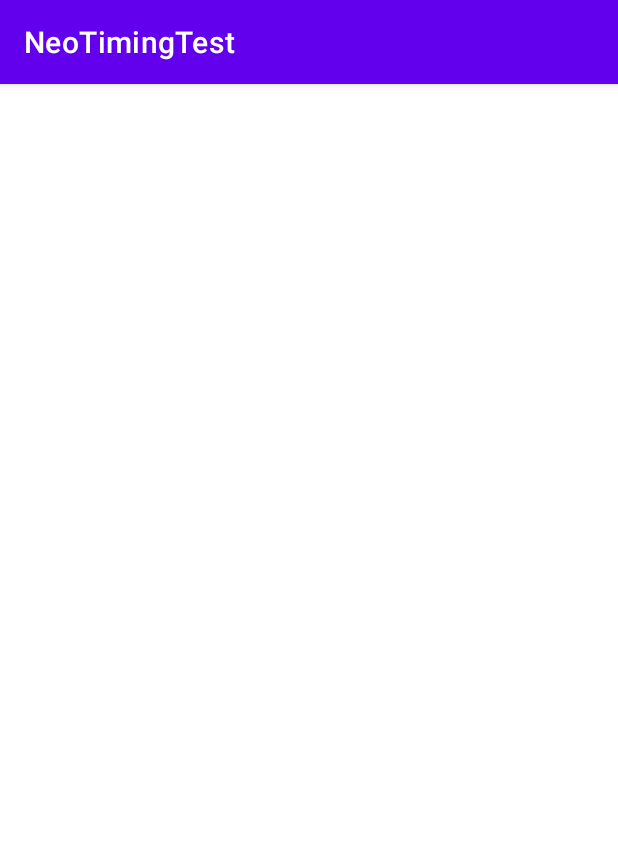
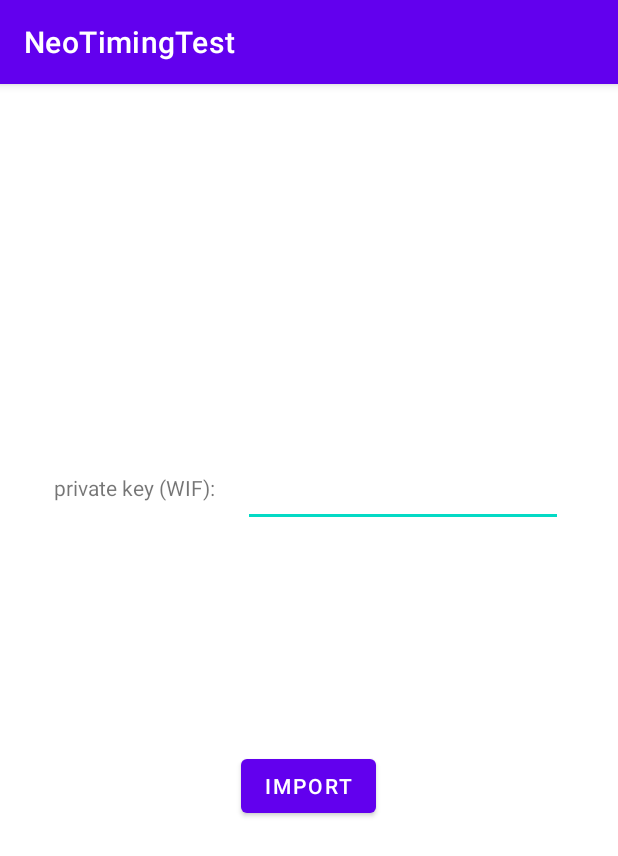
Before and after one commit to dremofly/NEO-Timing, an Android app: the activity_importWallet screen opened directly, with no data from a screen before it, on a phone screen of 412 x 824 dp. Shown: the top 856 px of the screen. Run offline under Robolectric (Android 15) with nearby library versions, the phone set to English and light mode, and no system bars.

Commit message:
添加了import wallet的界面。实现了输入的读取。还没有加入区块链的交互功能。

```diff
--- a/NeoTimingTest/app/src/main/java/com/example/neotimingtest/activity_importWallet.java
+++ b/NeoTimingTest/app/src/main/java/com/example/neotimingtest/activity_importWallet.java
@@ -6,7 +6,11 @@ import android.content.Intent;
 import android.nfc.Tag;
 import android.os.Bundle;
 import android.util.Log;
+import android.view.View;
+import android.widget.Button;
+import android.widget.EditText;
 import android.widget.TextView;
+import android.widget.Toast;
 
 import org.w3c.dom.Text;
 
@@ -17,12 +21,24 @@ public class activity_importWallet extends AppCompatActivity {
 //    public static final String K_STR = "k_str";
 //    public static final String K_TITLE = "k_titile";
 //    public static final String K_SUB_TITLE =  "k_sub_title";
-
+    private static final String TAG = "IMPORT WALLET";
     @Override
     protected void onCreate(Bundle savedInstanceState) {
 
         super.onCreate(savedInstanceState);
         setContentView(R.layout.activity_import_wallet);
+        Button uploadPrivateKeyButton = findViewById(R.id.upload_private_key_button);
+        uploadPrivateKeyButton.setOnClickListener(new View.OnClickListener() {
+
+            @Override
+            public void onClick(View v) {
+                //Intent intent = new Intent(activity_createWallet.this, activity_createWallet.class);
+                //startActivity(intent);
+                EditText wifText = findViewById(R.id.wiftext);
+                Log.v(TAG, "input private key wif: " + wifText.getText().toString());
+                Toast.makeText(activity_importWallet.this, wifText.getText().toString(), Toast.LENGTH_SHORT).show();
+            }
+        });
     }
 
 //    private  void gotInput(){
--- a/NeoTimingTest/app/src/main/res/layout/activity_import_wallet.xml
+++ b/NeoTimingTest/app/src/main/res/layout/activity_import_wallet.xml
@@ -1,6 +1,46 @@
 <?xml version="1.0" encoding="utf-8"?>
 <androidx.constraintlayout.widget.ConstraintLayout xmlns:android="http://schemas.android.com/apk/res/android"
+    xmlns:app="http://schemas.android.com/apk/res-auto"
+    xmlns:tools="http://schemas.android.com/tools"
     android:layout_width="match_parent"
     android:layout_height="match_parent">
 
+    <Button
+        android:id="@+id/upload_private_key_button"
+        android:layout_width="wrap_content"
+        android:layout_height="wrap_content"
+        android:text="import"
+        app:layout_constraintBottom_toBottomOf="parent"
+        app:layout_constraintLeft_toLeftOf="parent"
+        app:layout_constraintRight_toRightOf="parent"
+        app:layout_constraintTop_toTopOf="parent"
+        app:layout_constraintHorizontal_bias="0.498"
+
+        app:layout_constraintVertical_bias="0.617" />
+
+    <TextView
+        android:id="@+id/textView2"
+        android:layout_width="wrap_content"
+        android:layout_height="wrap_content"
+        android:text="private key (WIF):"
+        app:layout_constraintBottom_toBottomOf="parent"
+        app:layout_constraintHorizontal_bias="0.134"
+        app:layout_constraintLeft_toLeftOf="parent"
+        app:layout_constraintRight_toRightOf="@id/wiftext"
+        app:layout_constraintTop_toTopOf="parent"
+        app:layout_constraintVertical_bias="0.346" />
+
+    <EditText
+        android:id="@+id/wiftext"
+        android:layout_width="wrap_content"
+        android:layout_height="wrap_content"
+        android:ems="10"
+        android:inputType="text"
+        app:layout_constraintBottom_toBottomOf="parent"
+        app:layout_constraintHorizontal_bias="0.817"
+        app:layout_constraintLeft_toLeftOf="parent"
+        app:layout_constraintRight_toRightOf="parent"
+        app:layout_constraintTop_toTopOf="parent"
+        app:layout_constraintVertical_bias="0.346" />
+
 </androidx.constraintlayout.widget.ConstraintLayout>
--- a/NeoTimingTest/app/src/main/res/layout/activity_main.xml
+++ b/NeoTimingTest/app/src/main/res/layout/activity_main.xml
@@ -13,7 +13,6 @@
         android:text="@string/button_create"
         app:layout_constraintBottom_toBottomOf="parent"
         app:layout_constraintEnd_toEndOf="parent"
-        app:layout_constraintHorizontal_bias="0.502"
         app:layout_constraintStart_toStartOf="parent"
         app:layout_constraintTop_toTopOf="parent"
         app:layout_constraintVertical_bias="0.718"
```
Also changed, not shown: NeoTimingTest/app/src/main/java/com/example/neotimingtest/activity_createWallet.java (+8 -0 lines).
